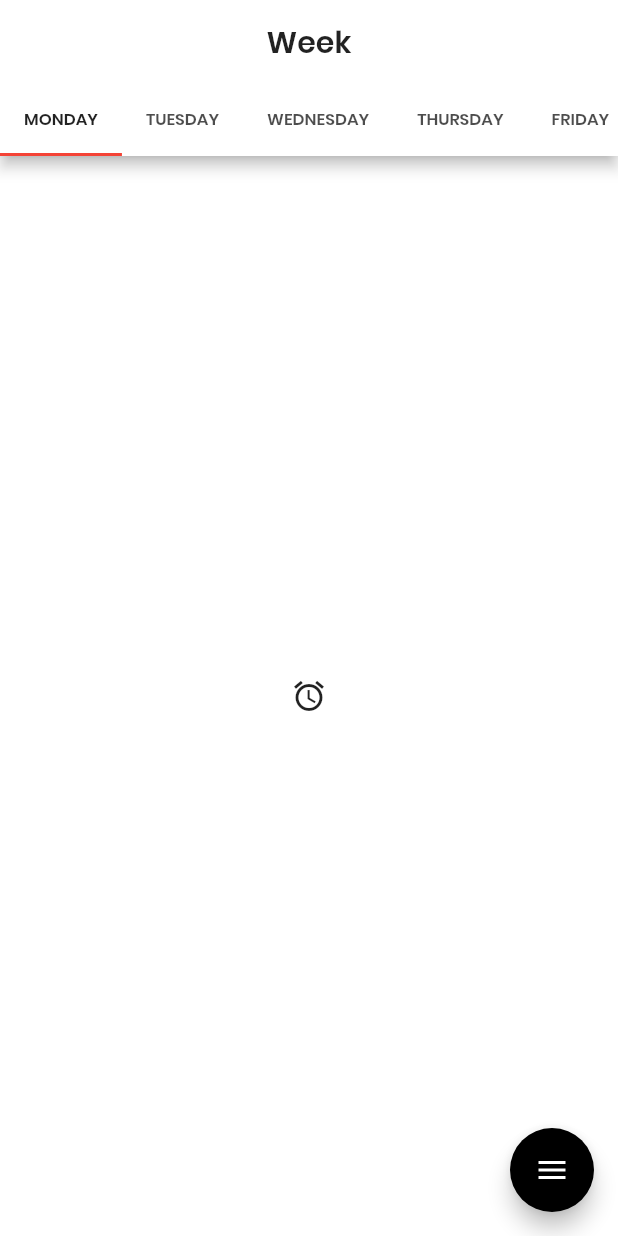
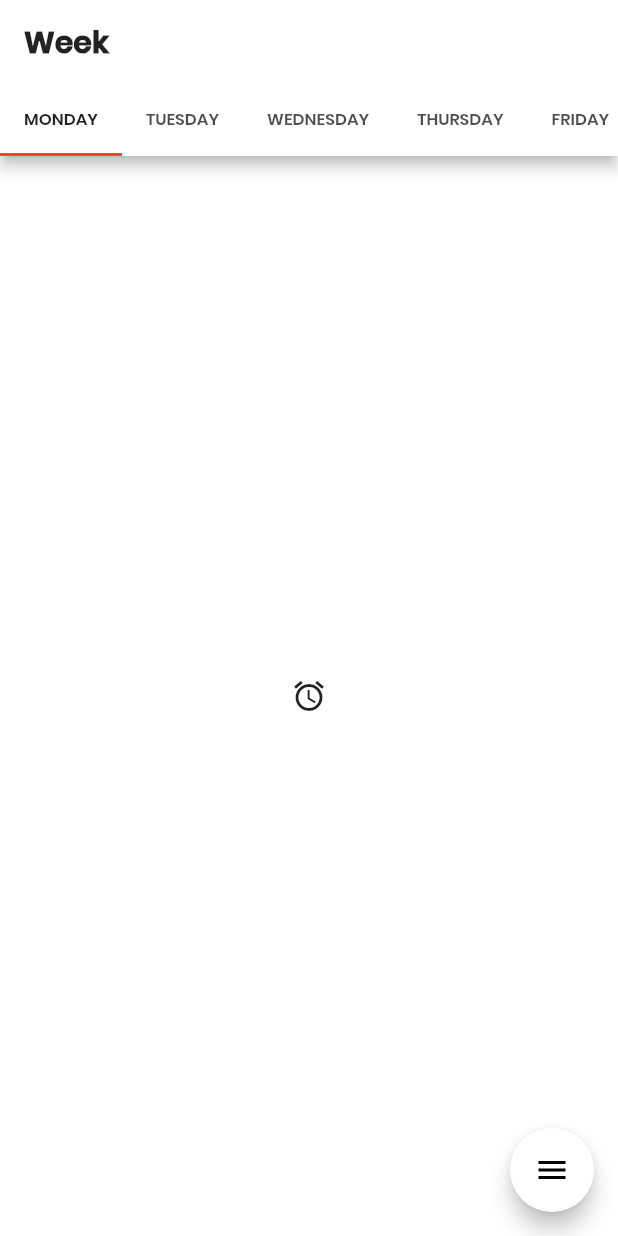
Before and after one commit to Joshlucpoll/tabletime, a Flutter app: the screen it shows after launch, on a phone screen of 412 x 824 dp. Run offline on Flutter 3.47's test engine with Material 2 defaults, Android fonts, the phone set to English and light mode, and no system bars; drawn by our look-alikes of flutter_speed_dial.

```diff
--- a/lib/main.dart
+++ b/lib/main.dart
@@ -4,7 +4,6 @@ import 'package:flutter/gestures.dart';
 import 'package:flutter/material.dart';
 
 import 'package:flutter_speed_dial/flutter_speed_dial.dart';
-
 
 void main() => runApp(StartPage());
 
@@ -31,39 +30,68 @@ class StartPage extends StatelessWidget {
   }
 }
 
-
-
 class Home extends StatelessWidget {
-
   @override
   Widget build(BuildContext context) {
-    return PageView(
+    return Scaffold(
+      body: PageView(
         scrollDirection: Axis.vertical,
-      physics: PageScrollPhysics(),
+        physics: ScrollPhysics(),
         pageSnapping: true,
         dragStartBehavior: DragStartBehavior.start,
-
-      children: <Widget>[
-        new Week(),
-        new Week()
+        children: <Widget>[new Week(), new Week()],
+      ),
+      floatingActionButton: SpeedDial(
+        backgroundColor: Colors.white,
+        foregroundColor: Colors.black,
+        overlayColor: Colors.grey,
+        curve: Cubic(0.0, 0.0, 0.58, 1.0),
+        animatedIcon: AnimatedIcons.menu_close,
+        closeManually: false,
+        children: [
+          SpeedDialChild(
+              child: Icon(Icons.today),
+              backgroundColor: Colors.blue,
+              label: "Tasks"),
+          SpeedDialChild(
+              child: Icon(Icons.edit),
+              backgroundColor: Colors.green,
+              label: "Edit"),
+          SpeedDialChild(
+              child: Icon(Icons.settings),
+              backgroundColor: Colors.grey,
+              label: "Settings")
         ],
+      ),
     );
   }
 }
 
 class Week extends StatelessWidget {
+  int getDay() {
+    DateTime date = DateTime.now();
+    int dayNum = date.weekday;
+
+    // If Saturday or Sunday, day will default to Monday
+    if (dayNum > 5) {
+      dayNum = 1;
+    }
+    return dayNum - 1;
+  }
+
   @override
   Widget build(BuildContext context) {
-    return DefaultTabController (
+    return DefaultTabController(
       length: 5,
       initialIndex: getDay(),
       child: Scaffold(
         backgroundColor: Theme.of(context).primaryColor,
         appBar: AppBar(
-          title: Text("Week"),
-          centerTitle: true,
+          title: Text(
+            "Week",
+            style: TextStyle(fontWeight: FontWeight.w900),
+          ),
           bottom: TabBar(
-            dragStartBehavior: DragStartBehavior.down,
             isScrollable: true,
             tabs: [
               Tab(
@@ -112,35 +140,20 @@ class Week extends StatelessWidget {
         body: TabBarView(
           physics: PageScrollPhysics(),
           children: <Widget>[
-            Tab(icon: Icon(Icons.access_alarm),),
-            Tab(icon: Icon(Icons.access_alarm),),
-            Tab(icon: Icon(Icons.access_alarm),),
-            Tab(icon: Icon(Icons.access_alarm),),
-            Tab(icon: Icon(Icons.access_alarm),)
-          ],
+            Tab(
+              icon: Icon(Icons.access_alarm),
             ),
-        bottomNavigationBar: BottomAppBar(
-
+            Tab(
+              icon: Icon(Icons.access_alarm),
             ),
-        floatingActionButton: SpeedDial(
-          backgroundColor: Colors.black,
-          animatedIcon: AnimatedIcons.menu_close,
-          closeManually: false,
-          children: [
-            SpeedDialChild(
-              child: Icon(Icons.today),
-              backgroundColor: Colors.blue,
-              label: "Tasks"
+            Tab(
+              icon: Icon(Icons.access_alarm),
             ),
-            SpeedDialChild(
-              child: Icon(Icons.edit),
-              backgroundColor: Colors.green,
-              label: "Edit"
+            Tab(
+              icon: Icon(Icons.access_alarm),
             ),
-            SpeedDialChild(
-              child: Icon(Icons.settings),
-              backgroundColor: Colors.grey,
-              label: "Settings"
+            Tab(
+              icon: Icon(Icons.access_alarm),
             )
           ],
         ),
@@ -148,14 +161,3 @@ class Week extends StatelessWidget {
     );
   }
 }
-  int getDay() {
-    DateTime date = DateTime.now();
-    int dayNum = date.weekday;
-
-    // If Saturday or Sunday, day will default to Monday
-    if(dayNum > 5) {
-      dayNum = 1;
-    }
-
-    return dayNum - 1;
-  }
```
Also changed, not shown: pubspec.lock. Lines whose indentation alone changed are shown as unchanged.
